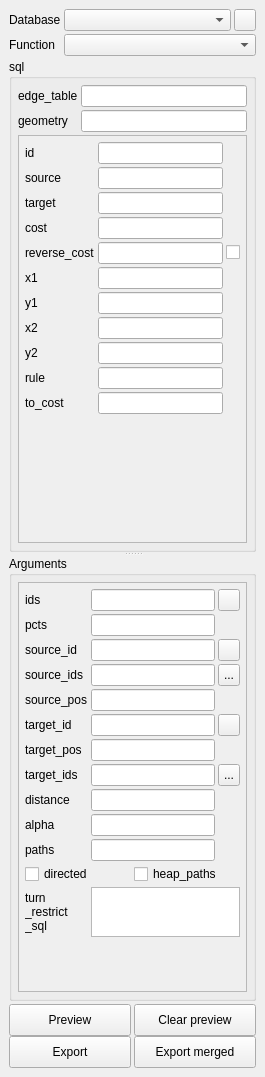
Old version of the form ui_pgRoutingLayer.ui in the repository pgRouting/pgRoutingLayer.
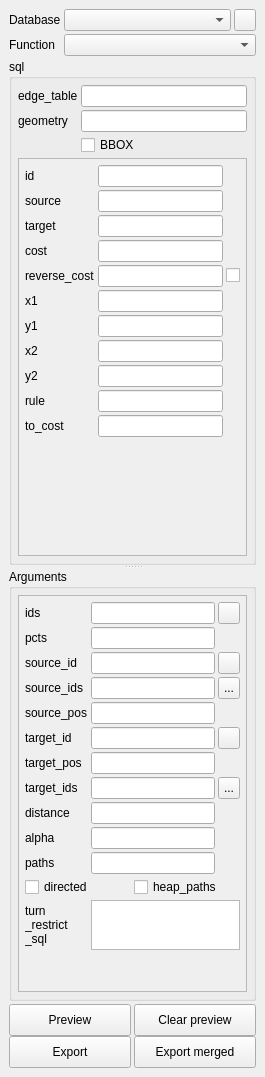
New version of the form. Icons and pictures are not drawn.

Commit message: added BBOX checkBox

The edit to the form file:
```diff
--- a/ui_pgRoutingLayer.ui
+++ b/ui_pgRoutingLayer.ui
@@ -185,6 +185,13 @@
                </property>
               </widget>
              </item>
+             <item row="2" column="1">
+              <widget class="QCheckBox" name="checkBoxUseBBOX">
+               <property name="text">
+                <string>BBOX</string>
+               </property>
+              </widget>
+             </item>
             </layout>
            </item>
            <item>
```
